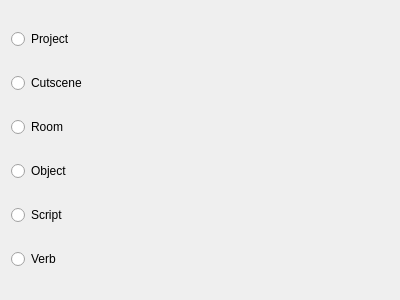
First picture: the form in res/forms/WizardPageStart.ui, repository tedvalson/NovelTea, before the edit.
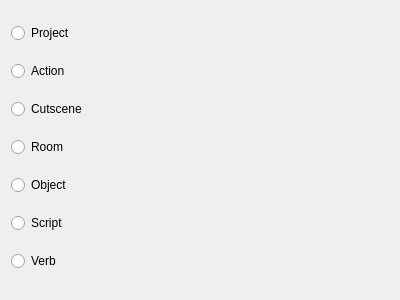
Second picture: the form after the edit.

Commit message:
Actions: Add Action object with paired editor Widgets
- Add name to Object
- Add method to TreeModel to get index from EditorTabType

Patch:
```diff
--- a/res/forms/WizardPageStart.ui
+++ b/res/forms/WizardPageStart.ui
@@ -25,7 +25,14 @@
     </widget>
    </item>
    <item>
-    <widget class="QRadioButton" name="radioNewCutscene">
+    <widget class="QRadioButton" name="radioAction">
+     <property name="text">
+      <string>Action</string>
+     </property>
+    </widget>
+   </item>
+   <item>
+    <widget class="QRadioButton" name="radioCutscene">
      <property name="text">
       <string>Cutscene</string>
      </property>
```
Left out of the diff: 10 changed lines with no effect on the pictures. The commit also changes 28 other files.
